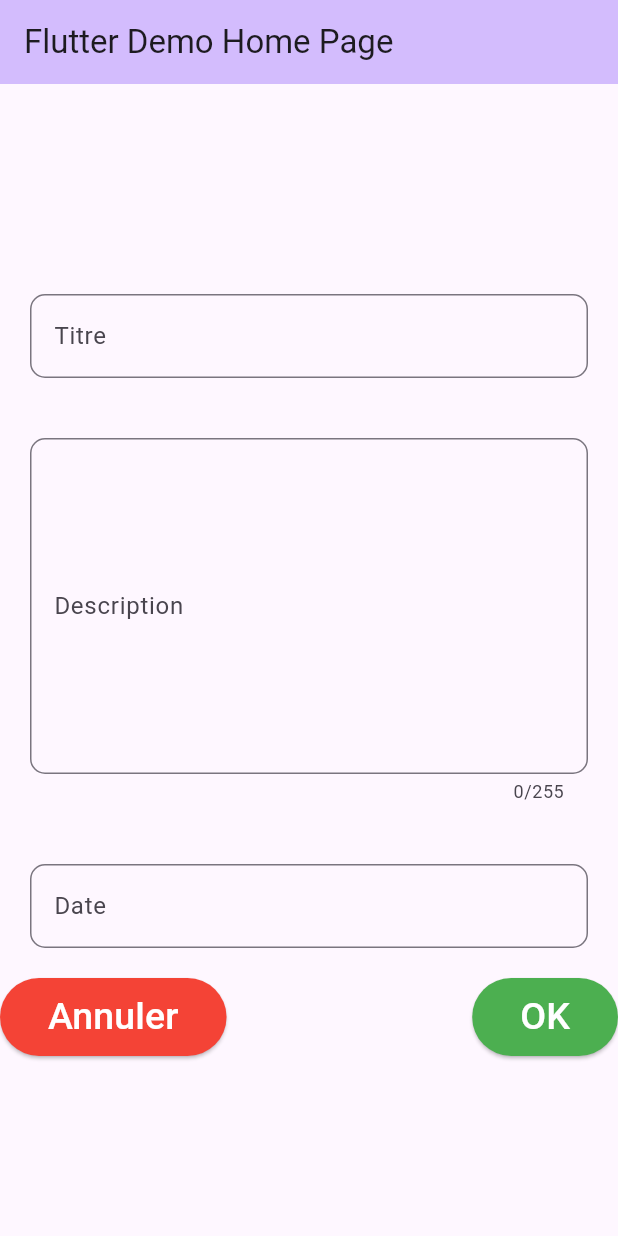
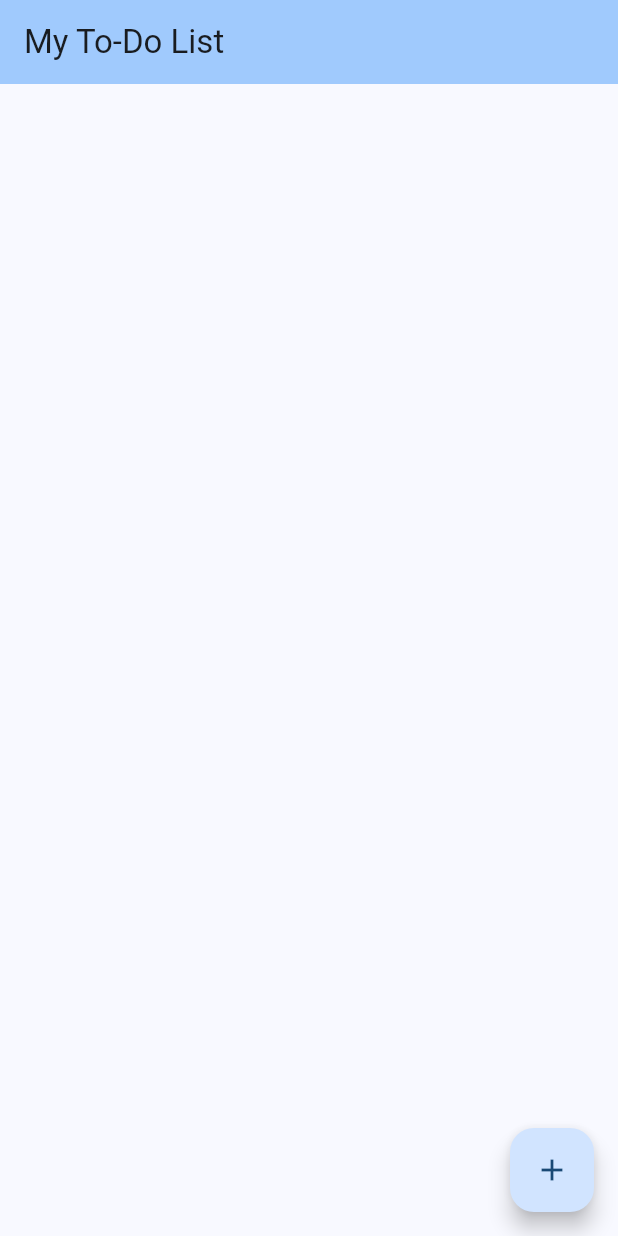
Before and after one commit to Cyrille-18/flutter-todolistapp, a Flutter app: the screen it shows after launch, on a phone screen of 412 x 824 dp. Run offline on Flutter 3.47's test engine with Material 3 defaults, Android fonts, the phone set to English and light mode, and no system bars.

Commit message:
nouvelles modifications

```diff
--- a/lib/main.dart
+++ b/lib/main.dart
@@ -1,5 +1,8 @@
+import 'package:flutter/cupertino.dart';
 import 'package:flutter/material.dart';
 import 'package:flutter/widgets.dart';
+import 'package:intl/intl.dart';
+import 'package:mytodolistapp/screens/task_page.dart';
 
 import 'models/task.dart';
 import 'widgets/task_widget.dart';
@@ -14,12 +17,13 @@ class MyApp extends StatelessWidget {
   @override
   Widget build(BuildContext context) {
     return MaterialApp(
+      debugShowCheckedModeBanner: false,
       title: 'Flutter Demo',
       theme: ThemeData(
-        colorScheme: ColorScheme.fromSeed(seedColor: Colors.deepPurple),
+        colorScheme: ColorScheme.fromSeed(seedColor: Colors.blue),
         useMaterial3: true,
       ),
-      home: const MyHomePage(title: 'Flutter Demo Home Page'),
+      home: const MyHomePage(title: 'My To-Do List'),
     );
   }
 }
@@ -34,12 +38,10 @@ class MyHomePage extends StatefulWidget {
 }
 
 class _MyHomePageState extends State<MyHomePage> {
-  Task tache = Task(
-      id: 1,
-      title: 'Homework',
-      description: 'devoir de maison ',
-      statut: true,
-      date: DateTime.now());
+  @override
+  void initState() {
+    super.initState();
+  }
 
   @override
   Widget build(BuildContext context) {
@@ -48,89 +50,18 @@ class _MyHomePageState extends State<MyHomePage> {
         backgroundColor: Theme.of(context).colorScheme.inversePrimary,
         title: Text(widget.title),
       ),
-      body: Center(
-        child: Column(
-          mainAxisAlignment: MainAxisAlignment.center,
-          children: <Widget>[
-            Column(
-              children: const [
-                // TaskWidget(tache: tache),
-                Padding(
-                  padding: EdgeInsets.all(20.0),
-                  child: TextField(
-                    //  controller: ,
-                    decoration: InputDecoration(
-                        labelText: "Titre",
-                        hintText: "Donner un nom à votre tâche",
-                        border: OutlineInputBorder(
-                          borderRadius: BorderRadius.all(Radius.circular(10.0)),
-                        )),
-                  ),
-                ),
-                Padding(
-                  padding: EdgeInsets.all(20.0),
-                  child: TextField(
-                    maxLines: 8,
-                    // controller: ,
-                    maxLength: 255,
-                    decoration: InputDecoration(
-                        labelText: "Description",
-                        hintText: "Décrivez votre tâche",
-                        border: OutlineInputBorder(
-                          borderRadius: BorderRadius.all(Radius.circular(10.0)),
-                        )),
-                  ),
-                ),
-                Padding(
-                    padding: EdgeInsets.all(20.0),
-                    child: TextField(
-                      decoration: InputDecoration(
-                          labelText: "Date",
-                          hintText: "Entrer une Date",
-                          border: OutlineInputBorder(
-                            borderRadius:
-                                BorderRadius.all(Radius.circular(10.0)),
-                          )),
-                    )),
-              ],
+      body: Center(),
+      floatingActionButton: FloatingActionButton(
+        onPressed: () {
+          Navigator.of(context).push(
+            MaterialPageRoute<void>(
+              builder: (BuildContext context) => Task_page(),
             ),
-            Row(
-              mainAxisAlignment: MainAxisAlignment.spaceBetween,
-              children: [
-                ElevatedButton(
-                    style: ButtonStyle(
-                        backgroundColor: MaterialStateColor.resolveWith(
-                            (states) => Colors.red)),
-                    onPressed: () {},
-                    child: Padding(
-                      padding: const EdgeInsets.all(8.0),
-                      child: const Text(
-                        "Annuler",
-                        style: TextStyle(fontSize: 25, color: Colors.white),
-                      ),
-                    )),
-                ElevatedButton(
-                    style: ButtonStyle(
-                        backgroundColor: MaterialStateColor.resolveWith(
-                            (states) => Colors.green)),
-                    onPressed: () {},
-                    child: Padding(
-                      padding: const EdgeInsets.all(8.0),
-                      child: const Text(
-                        "OK",
-                        style: TextStyle(fontSize: 25, color: Colors.white),
-                      ),
-                    )),
-              ],
-            ),
-          ],
-        ),
+          );
+        },
+        tooltip: 'Increment',
+        child: const Icon(Icons.add),
       ),
-      // floatingActionButton: FloatingActionButton(
-      //   onPressed: () {},
-      //   tooltip: 'Increment',
-      //   child: const Icon(Icons.add),
-      // ),
     );
   }
 }
```
Also changed, not shown: lib/screens/task_page.dart (added, +196 -0 lines).
